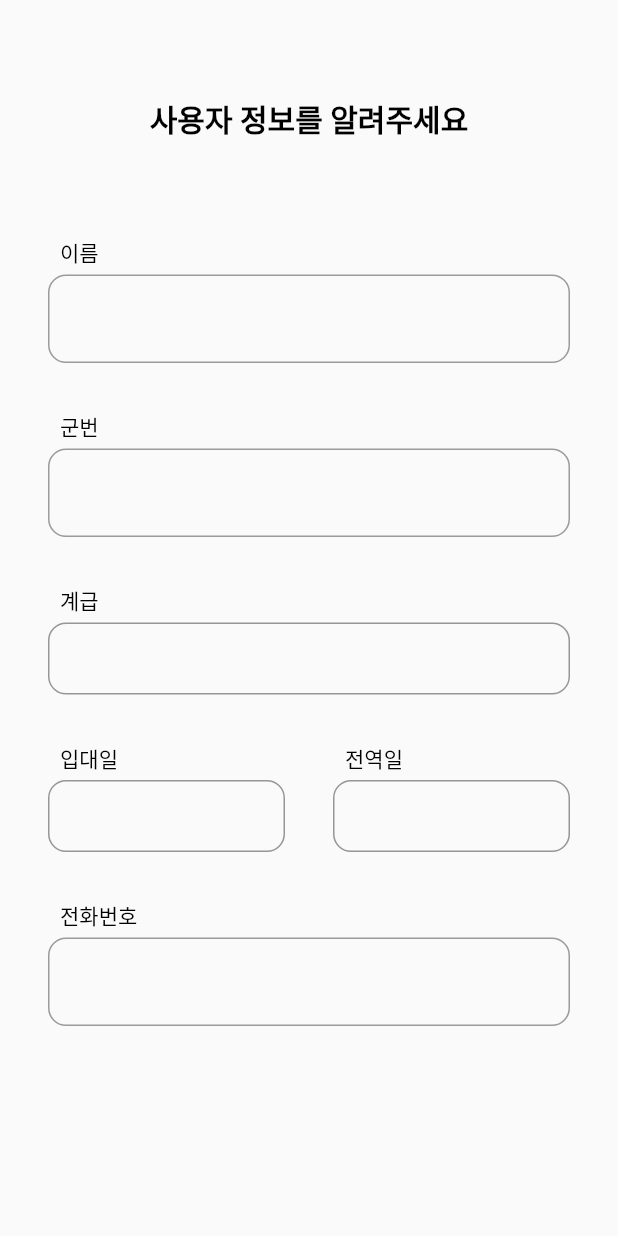
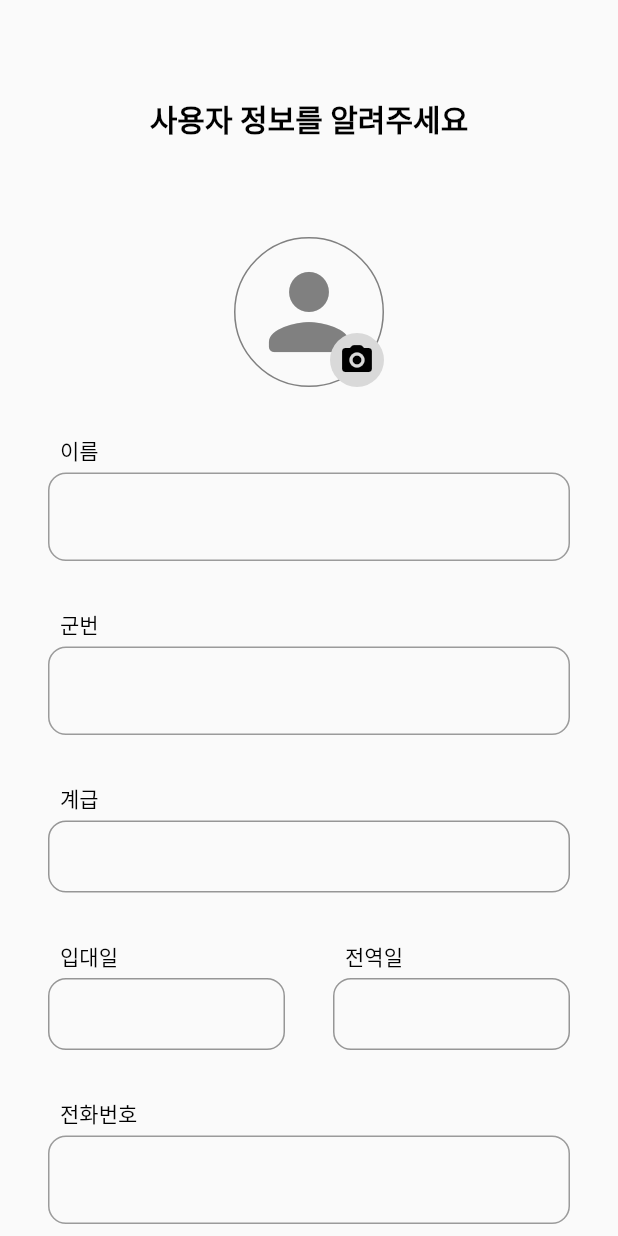
Before and after one commit to sungjjss9707/APP_Seusuro_AutoMedic, a Flutter app: the RegisterStep2 widget shown alone on an empty page, opened directly with empty values, on a phone screen of 412 x 824 dp. Run offline on Flutter 3.47's test engine with Material 2 defaults, Android fonts, the phone set to English and light mode, and no system bars; our stand-ins replace firebase_core, get, image_picker; accounts and stored records are empty; Roboto replaces fonts that are missing (Pretendard).

Commit message:
RegisterPage 로직 구현 및 사진 업로드 기능 추가

```diff
--- a/APP(Android)/seusuro/lib/src/controller/data_controller.dart
+++ b/APP(Android)/seusuro/lib/src/controller/data_controller.dart
@@ -8,4 +8,8 @@ class DataController extends GetxService {
   RxDouble screenWidth = 0.0.obs;
 
   bool isDesktop() => GetPlatform.isDesktop && screenWidth.value > mobileWidth;
+
+  RxString userId = ''.obs;
+  RxString accessToken = ''.obs;
+  RxString refreshToken = ''.obs;
 }
--- /dev/null
+++ b/APP(Android)/seusuro/lib/src/model/dto/register_request_dto.dart
@@ -0,0 +1,50 @@
+class RegisterRequestDto {
+  final String name;
+  final String email;
+  final String password;
+  final String phoneNumber;
+  final String serviceNumber;
+  final String rank;
+  final String enlistmentDate;
+  final String dischargeDate;
+  final String militaryUnit;
+  final String pictureName;
+
+  RegisterRequestDto(
+    this.name,
+    this.email,
+    this.password,
+    this.phoneNumber,
+    this.serviceNumber,
+    this.rank,
+    this.enlistmentDate,
+    this.dischargeDate,
+    this.militaryUnit,
+    this.pictureName,
+  );
+
+  RegisterRequestDto.fromJson(Map<String, dynamic> json)
+      : name = json['name'],
+        email = json['email'],
+        password = json['password'],
+        phoneNumber = json['phoneNumber'],
+        serviceNumber = json['serviceNumber'],
+        rank = json['rank'],
+        enlistmentDate = json['enlistmentDate'],
+        dischargeDate = json['dischargeDate'],
+        militaryUnit = json['militaryUnit'],
+        pictureName = json['pictureName'];
+
+  Map<String, dynamic> toJson() => {
+        'name': name,
+        'email': email,
+        'password': password,
+        'phoneNumber': phoneNumber,
+        'serviceNumber': serviceNumber,
+        'rank': rank,
+        'enlistmentDate': enlistmentDate,
+        'dischargeDate': dischargeDate,
+        'militaryUnit': militaryUnit,
+        'pictureName': pictureName,
+      };
+}
--- a/APP(Android)/seusuro/lib/src/ui/register/register_step_2.dart
+++ b/APP(Android)/seusuro/lib/src/ui/register/register_step_2.dart
@@ -1,6 +1,9 @@
+import 'dart:typed_data';
+
 import 'package:flutter/cupertino.dart';
 import 'package:flutter/material.dart';
 import 'package:get/get.dart';
+import 'package:image_picker/image_picker.dart';
 import 'package:intl/intl.dart';
 import 'package:seusuro/src/app_colors.dart';
 import 'package:seusuro/src/component/custom_input_button.dart';
@@ -33,6 +36,63 @@ class RegisterStep2 extends StatelessWidget {
           textAlign: TextAlign.center,
         ),
         const SizedBox(height: 64),
+        Stack(
+          alignment: AlignmentDirectional.center,
+          children: [
+            InkWell(
+              onTap: () async {
+                final ImagePicker picker = ImagePicker();
+
+                final XFile? image =
+                    await picker.pickImage(source: ImageSource.gallery);
+
+                if (image != null) {
+                  Uint8List imageAsBytes = await image.readAsBytes();
+                  RegisterPageController.to.imageAsBytes.value = imageAsBytes;
+                }
+              },
+              child: Obx(() => Container(
+                    width: 100,
+                    height: 100,
+                    decoration: BoxDecoration(
+                      border: Border.all(
+                        width: 1,
+                        color: AppColors().keyGrey,
+                      ),
+                      borderRadius: BorderRadius.circular(50),
+                    ),
+                    child: RegisterPageController.to.imageAsBytes.value.isEmpty
+                        ? Icon(
+                            Icons.person_rounded,
+                            size: 80,
+                            color: AppColors().keyGrey,
+                          )
+                        : ClipRRect(
+                            borderRadius: BorderRadius.circular(50),
+                            child: Image.memory(
+                              RegisterPageController.to.imageAsBytes.value,
+                            ),
+                          ),
+                  )),
+            ),
+            Padding(
+              padding: const EdgeInsets.only(left: 64, top: 64),
+              child: Container(
+                width: 36,
+                height: 36,
+                decoration: BoxDecoration(
+                  color: AppColors().lineGrey,
+                  borderRadius: BorderRadius.circular(50),
+                ),
+                child: Icon(
+                  Icons.photo_camera_rounded,
+                  color: AppColors().bgBlack,
+                ),
+              ),
+            ),
+          ],
+        ),
+        const SizedBox(height: 32),
         Form(
           key: formkey,
           child: Column(
--- a/APP(Android)/seusuro/pubspec.yaml
+++ b/APP(Android)/seusuro/pubspec.yaml
@@ -39,6 +39,8 @@ dependencies:
   intl: ^0.17.0
 
   firebase_core: ^1.23.0
+
+  image_picker: ^0.8.6
 
   # The following adds the Cupertino Icons font to your application.
   # Use with the CupertinoIcons class for iOS style icons.
```
Also changed, not shown: APP(Android)/seusuro/lib/src/controller/ui/login_page_controller.dart (+11 -2 lines), APP(Android)/seusuro/lib/src/controller/ui/register_page_controller.dart (+99 -0 lines), APP(Android)/seusuro/lib/src/repository/login_repository.dart (+2 -5 lines), APP(Android)/seusuro/lib/src/repository/register_repository.dart (added, +62 -0 lines), APP(Android)/seusuro/lib/src/ui/register/register_page.dart (+20 -5 lines), APP(Android)/seusuro/pubspec.lock.
